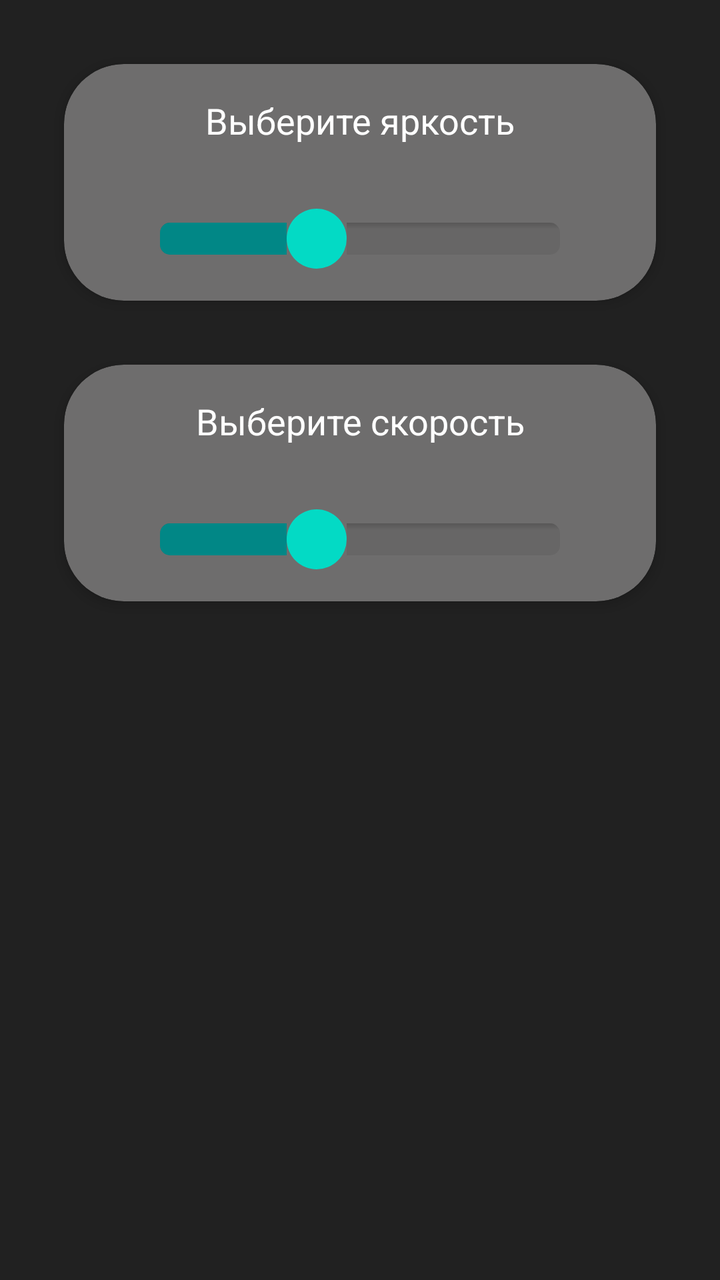
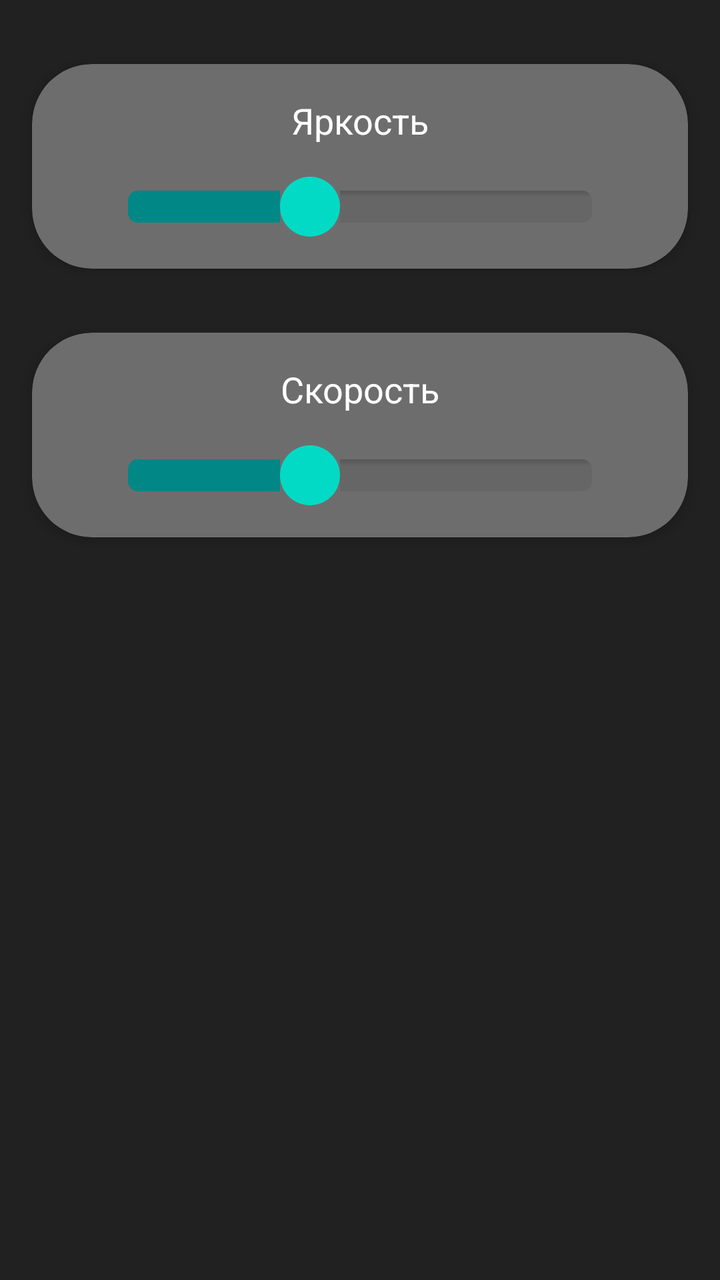

The first picture is an Android layout as it rendered before a commit; the second is the same layout after the commit. The layout source and the unified diff follow.
<!-- AndroidManifest.xml: application theme Theme.AdressLentaWiFi -->
<!-- res/layout/fragment_dynamics.xml -->
<?xml version="1.0" encoding="utf-8"?>
<androidx.constraintlayout.widget.ConstraintLayout
    xmlns:android="http://schemas.android.com/apk/res/android"
    xmlns:app="http://schemas.android.com/apk/res-auto"
    xmlns:tools="http://schemas.android.com/tools"
    android:layout_width="match_parent"
    android:layout_height="match_parent"
    android:background="@color/colorPrimaryDarkBlack">

    <androidx.cardview.widget.CardView
        android:id="@+id/cardViewBr"
        android:layout_width="match_parent"
        android:layout_height="wrap_content"
        android:layout_marginStart="32dp"
        android:layout_marginTop="32dp"
        android:layout_marginEnd="32dp"
        android:clipToPadding="false"
        app:cardBackgroundColor="@color/colorSecondaryBlack"
        app:cardCornerRadius="@dimen/cardCornerRadius"
        app:cardElevation="@dimen/cardElevation4"
        app:layout_constraintEnd_toEndOf="parent"
        app:layout_constraintStart_toStartOf="parent"
        app:layout_constraintTop_toTopOf="parent">

        <androidx.constraintlayout.widget.ConstraintLayout
            android:layout_width="match_parent"
            android:layout_height="match_parent">

            <TextView
                android:id="@+id/tvBrDin"
                android:layout_width="0dp"
                android:layout_height="wrap_content"
                android:layout_marginStart="32dp"
                android:layout_marginTop="16dp"
                android:layout_marginEnd="32dp"
                android:gravity="center"
                android:text="@string/choose_br"
                android:textColor="@color/white"
                android:textSize="18sp"
                app:layout_constraintEnd_toEndOf="parent"
                app:layout_constraintStart_toStartOf="parent"
                app:layout_constraintTop_toTopOf="parent" />

            <SeekBar
                android:id="@+id/seekBarBrDin"
                android:layout_width="0dp"
                android:layout_height="wrap_content"
                android:layout_marginStart="32dp"
                android:layout_marginTop="32dp"
                android:layout_marginEnd="32dp"
                android:layout_marginBottom="16dp"
                android:max="255"
                android:progress="100"
                android:progressDrawable="@drawable/seekbar_style"
                android:thumb="@drawable/custom_thumb"
                app:layout_constraintBottom_toBottomOf="parent"
                app:layout_constraintEnd_toEndOf="parent"
                app:layout_constraintStart_toStartOf="parent"
                app:layout_constraintTop_toBottomOf="@+id/tvBrDin" />

        </androidx.constraintlayout.widget.ConstraintLayout>
    </androidx.cardview.widget.CardView>

    <androidx.cardview.widget.CardView
        android:id="@+id/cardViewSp"
        android:layout_width="match_parent"
        android:layout_height="wrap_content"
        android:layout_marginStart="32dp"
        android:layout_marginTop="32dp"
        android:layout_marginEnd="32dp"
        android:clipToPadding="false"
        app:cardBackgroundColor="@color/colorSecondaryBlack"
        app:cardCornerRadius="@dimen/cardCornerRadius"
        app:cardElevation="@dimen/cardElevation4"
        app:layout_constraintEnd_toEndOf="parent"
        app:layout_constraintStart_toStartOf="parent"
        app:layout_constraintTop_toBottomOf="@+id/cardViewBr">

        <androidx.constraintlayout.widget.ConstraintLayout
            android:id="@+id/cl_classes_type"
            android:layout_width="match_parent"
            android:layout_height="match_parent"
            app:layout_constraintBottom_toBottomOf="parent"
            app:layout_constraintEnd_toEndOf="parent"
            app:layout_constraintStart_toStartOf="parent"
            app:layout_constraintTop_toTopOf="parent">

            <SeekBar
                android:id="@+id/seekBarSpDin"
                android:layout_width="0dp"
                android:layout_height="wrap_content"
                android:layout_marginStart="32dp"
                android:layout_marginTop="32dp"
                android:layout_marginEnd="32dp"
                android:layout_marginBottom="16dp"
                android:max="255"
                android:progress="100"
                android:progressDrawable="@drawable/seekbar_style"
                android:thumb="@drawable/custom_thumb"
                app:layout_constraintBottom_toBottomOf="parent"
                app:layout_constraintEnd_toEndOf="parent"
                app:layout_constraintStart_toStartOf="parent"
                app:layout_constraintTop_toBottomOf="@+id/textView4" />

            <TextView
                android:id="@+id/textView4"
                android:layout_width="0dp"
                android:layout_height="wrap_content"
                android:layout_marginStart="32dp"
                android:layout_marginTop="16dp"
                android:layout_marginEnd="32dp"
                android:gravity="center"
                android:text="@string/choose_speed"
                android:textColor="@color/white"
                android:textSize="18sp"
                app:layout_constraintEnd_toEndOf="parent"
                app:layout_constraintStart_toStartOf="parent"
                app:layout_constraintTop_toTopOf="parent" />

        </androidx.constraintlayout.widget.ConstraintLayout>
    </androidx.cardview.widget.CardView>
</androidx.constraintlayout.widget.ConstraintLayout>
<!-- resources referenced by this layout -->
<resources>
  <color name="colorPrimaryDarkBlack">#212121</color>
  <color name="colorSecondaryBlack">#6E6D6D</color>
  <color name="white">#FFFFFFFF</color>
  <dimen name="cardCornerRadius">30dp</dimen>
  <dimen name="cardElevation4">4dp</dimen>
  <!-- drawable custom_thumb (drawable) -->
  <?xml version="1.0" encoding="utf-8"?>
  <layer-list xmlns:android="http://schemas.android.com/apk/res/android">
      <item>
          <shape android:shape="oval">
              <solid android:color="@color/teal_200"/>
              <size
                  android:width="30dp"
                  android:height="30dp"/>
          </shape>
      </item>
  </layer-list>
  <!-- drawable seekbar_style (drawable) -->
  <?xml version="1.0" encoding="utf-8"?>
  <layer-list xmlns:android="http://schemas.android.com/apk/res/android" >
      <item
          android:id="@android:id/background"
          android:drawable="@drawable/border_shadow" >
      </item>
  
      <item
          android:id="@android:id/progress" >
          <clip
              android:drawable="@drawable/seekbar_progress" />
      </item>
  </layer-list>
  <string name="choose_br">Выберите яркость</string>
  <string name="choose_speed">Выберите скорость</string>
  <style name="Theme.AdressLentaWiFi" parent="Theme.MaterialComponents.Light.NoActionBar">
  
  
  
  
  
  
  
  
  
  
  
          
          <item name="colorPrimary">@color/colorPrimaryBlack</item>
          <item name="colorPrimaryVariant">@color/colorPrimaryDarkBlack</item>
          <item name="colorOnPrimary">@color/colorAccentBlack</item>
          
          <item name="colorSecondary">@color/teal_200</item>
          <item name="colorSecondaryVariant">@color/teal_700</item>
          <item name="colorOnSecondary">@color/black</item>
          
          <item name="android:statusBarColor" tools:targetApi="l">?attr/colorPrimaryVariant</item>
          
          <item name="colorBottomIcon">@android:color/white</item>
      </style>
  <color name="teal_200">#FF03DAC5</color>
  <!-- drawable border_shadow (drawable) -->
  <?xml version="1.0" encoding="utf-8"?>
  <layer-list xmlns:android="http://schemas.android.com/apk/res/android">
      <item>
          <shape>
              <corners
                  android:radius="5dp" />
              <gradient
                  android:angle="270"
                  android:startColor="#33000000"
                  android:centerColor="#11000000"
                  android:endColor="#11000000"
                  android:centerY="0.2"
                  android:type="linear"
                  />
          </shape>
      </item>
  </layer-list>
  <!-- drawable seekbar_progress (drawable) -->
  <?xml version="1.0" encoding="utf-8"?>
  <layer-list
      xmlns:android="http://schemas.android.com/apk/res/android" >
      <item
          android:id="@+id/progressshape" >
          <clip>
              <shape
                  android:shape="rectangle" >
                  <size android:height="5dp"/>
                  <corners
                      android:radius="5dp" />
                  <solid android:color="@color/teal_700"/>
              </shape>
          </clip>
      </item>
  </layer-list>
  <color name="colorPrimaryBlack">#5C5C5C</color>
  <color name="colorAccentBlack">#5677fc</color>
  <color name="teal_700">#FF018786</color>
  <color name="black">#FF000000</color>
</resources>

<!-- the commit's change to res/layout/fragment_dynamics.xml (unified diff, before → after) -->
@@ -11,9 +11,9 @@
         android:id="@+id/cardViewBr"
         android:layout_width="match_parent"
         android:layout_height="wrap_content"
-        android:layout_marginStart="32dp"
+        android:layout_marginStart="16dp"
         android:layout_marginTop="32dp"
-        android:layout_marginEnd="32dp"
+        android:layout_marginEnd="16dp"
         android:clipToPadding="false"
         app:cardBackgroundColor="@color/colorSecondaryBlack"
         app:cardCornerRadius="@dimen/cardCornerRadius"
@@ -25,6 +25,23 @@
         <androidx.constraintlayout.widget.ConstraintLayout
             android:layout_width="match_parent"
             android:layout_height="match_parent">
+
+            <SeekBar
+                android:id="@+id/seekBarBrDin"
+                android:layout_width="0dp"
+                android:layout_height="wrap_content"
+                android:layout_marginStart="32dp"
+                android:layout_marginTop="16dp"
+                android:layout_marginEnd="32dp"
+                android:layout_marginBottom="16dp"
+                android:max="255"
+                android:progress="100"
+                android:progressDrawable="@drawable/seekbar_style"
+                android:thumb="@drawable/custom_thumb"
+                app:layout_constraintBottom_toBottomOf="parent"
+                app:layout_constraintEnd_toEndOf="parent"
+                app:layout_constraintStart_toStartOf="parent"
+                app:layout_constraintTop_toBottomOf="@+id/tvBrDin" />
 
             <TextView
                 android:id="@+id/tvBrDin"
@@ -41,33 +58,16 @@
                 app:layout_constraintStart_toStartOf="parent"
                 app:layout_constraintTop_toTopOf="parent" />
 
-            <SeekBar
-                android:id="@+id/seekBarBrDin"
-                android:layout_width="0dp"
-                android:layout_height="wrap_content"
-                android:layout_marginStart="32dp"
-                android:layout_marginTop="32dp"
-                android:layout_marginEnd="32dp"
-                android:layout_marginBottom="16dp"
-                android:max="255"
-                android:progress="100"
-                android:progressDrawable="@drawable/seekbar_style"
-                android:thumb="@drawable/custom_thumb"
-                app:layout_constraintBottom_toBottomOf="parent"
-                app:layout_constraintEnd_toEndOf="parent"
-                app:layout_constraintStart_toStartOf="parent"
-                app:layout_constraintTop_toBottomOf="@+id/tvBrDin" />
-
         </androidx.constraintlayout.widget.ConstraintLayout>
     </androidx.cardview.widget.CardView>
 
     <androidx.cardview.widget.CardView
-        android:id="@+id/cardViewSp"
+        android:id="@+id/cardViewBrStat"
         android:layout_width="match_parent"
         android:layout_height="wrap_content"
-        android:layout_marginStart="32dp"
+        android:layout_marginStart="16dp"
         android:layout_marginTop="32dp"
-        android:layout_marginEnd="32dp"
+        android:layout_marginEnd="16dp"
         android:clipToPadding="false"
         app:cardBackgroundColor="@color/colorSecondaryBlack"
         app:cardCornerRadius="@dimen/cardCornerRadius"
@@ -86,11 +86,11 @@
             app:layout_constraintTop_toTopOf="parent">
 
             <SeekBar
-                android:id="@+id/seekBarSpDin"
+                android:id="@+id/seekBarBrStat"
                 android:layout_width="0dp"
                 android:layout_height="wrap_content"
                 android:layout_marginStart="32dp"
-                android:layout_marginTop="32dp"
+                android:layout_marginTop="16dp"
                 android:layout_marginEnd="32dp"
                 android:layout_marginBottom="16dp"
                 android:max="255"
@@ -100,10 +100,10 @@
                 app:layout_constraintBottom_toBottomOf="parent"
                 app:layout_constraintEnd_toEndOf="parent"
                 app:layout_constraintStart_toStartOf="parent"
-                app:layout_constraintTop_toBottomOf="@+id/textView4" />
+                app:layout_constraintTop_toBottomOf="@+id/tvBrStat" />
 
             <TextView
-                android:id="@+id/textView4"
+                android:id="@+id/tvBrStat"
                 android:layout_width="0dp"
                 android:layout_height="wrap_content"
                 android:layout_marginStart="32dp"
<!-- resource entries referenced after the edit -->
@@ -31,8 +31,8 @@
               android:drawable="@drawable/seekbar_progress" />
       </item>
   </layer-list>
-  <string name="choose_br">Выберите яркость</string>
-  <string name="choose_speed">Выберите скорость</string>
+  <string name="choose_br">Яркость</string>
+  <string name="choose_speed">Скорость</string>
   <style name="Theme.AdressLentaWiFi" parent="Theme.MaterialComponents.Light.NoActionBar">
   
   
